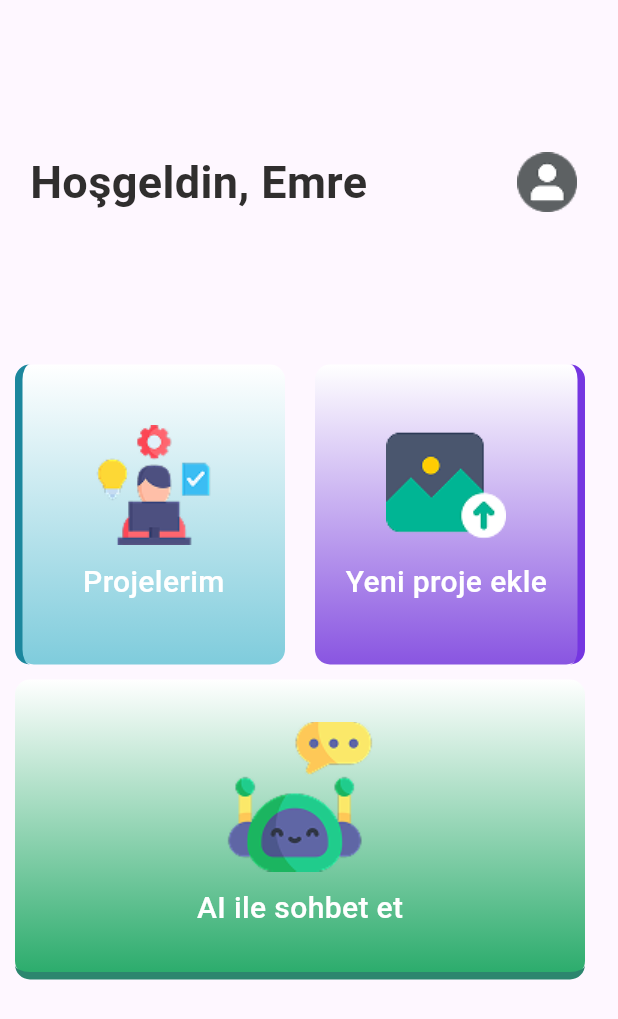
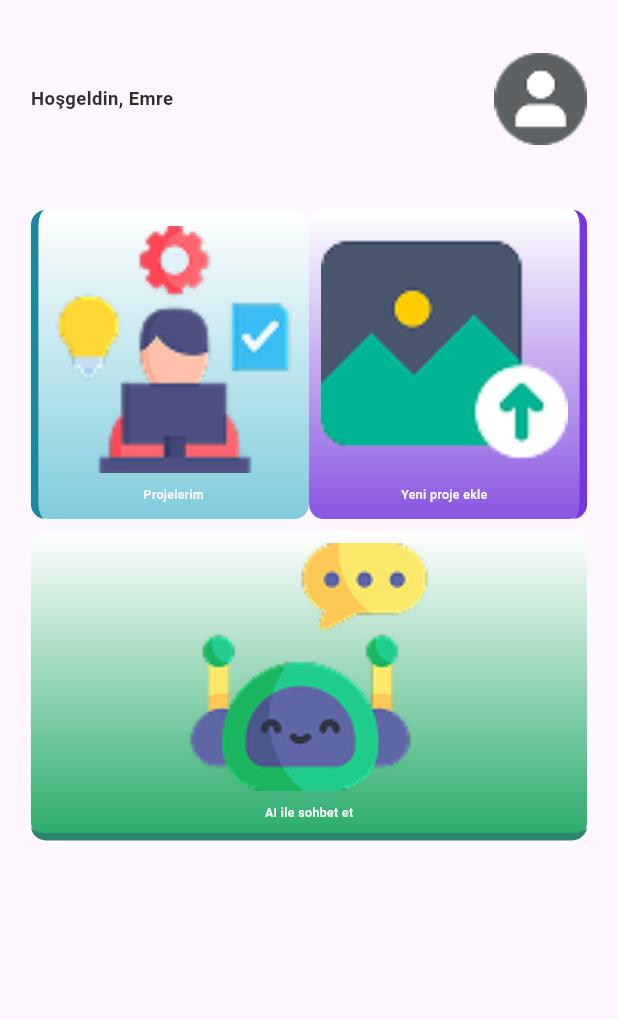
Before and after one commit to bbclubspace/circuit-recognition, a Flutter app: the HomePage screen opened directly, on a phone screen of 412 x 824 dp. Shown: the top 1019 px of the screen. Run offline on Flutter 3.47's test engine with Material 3 defaults, Android fonts, the phone set to English and light mode, and no system bars.

Commit message:
responsive degisiklikleri

```diff
--- a/lib/main.dart
+++ b/lib/main.dart
@@ -10,9 +10,15 @@ class MainApp extends StatelessWidget {
 
   @override
   Widget build(BuildContext context) {
-    return const MaterialApp(
+    return MaterialApp(
       debugShowCheckedModeBanner: false,
-      home: WelcomePage()
+      home: const WelcomePage(),
+      builder: (context, child) {
+        return MediaQuery(
+          data: MediaQuery.of(context).copyWith(textScaleFactor: 1.0),
+          child: child!,
+        );
+      },
     );
   }
 }
--- a/lib/pages/home-page.dart
+++ b/lib/pages/home-page.dart
@@ -1,4 +1,5 @@
 // ignore_for_file: prefer_const_literals_to_create_immutables
+import 'package:circuit_recognition/utils/responsive.dart';
 import 'package:circuit_recognition/widgets/content/content.dart';
 import 'package:circuit_recognition/widgets/welcomeTextAndUserIcon/userIcon.dart';
 import 'package:flutter/material.dart';
@@ -9,17 +10,22 @@ class HomePage extends StatelessWidget {
   @override
   Widget build(BuildContext context) {
     return Scaffold(
-      body: Column(
+      body: SafeArea(
+        child: Padding(
+          padding: Responsive.responsivePadding(context),
+          child: Column(
             mainAxisAlignment: MainAxisAlignment.start,
             crossAxisAlignment: CrossAxisAlignment.start,
             children: [
-          const SizedBox(height: 100),
+              SizedBox(height: Responsive.blockSizeVertical(context) * 2),
               //anasayfa texti ve kullanıcı iconu
-          WelcomeTextAndUserIcon(),
-          const SizedBox(height: 100),
+              const WelcomeTextAndUserIcon(),
+              SizedBox(height: Responsive.blockSizeVertical(context) * 5),
               // projelerim,yeniproje,chatbot
-          Content(),
+              const Expanded(child: Content()),
             ],
+          ),
+        ),
       ),
     );
   }
--- /dev/null
+++ b/lib/utils/responsive.dart
@@ -0,0 +1,29 @@
+import 'package:flutter/material.dart';
+
+class Responsive {
+  static double screenWidth(BuildContext context) =>
+      MediaQuery.of(context).size.width;
+  static double screenHeight(BuildContext context) =>
+      MediaQuery.of(context).size.height;
+  static double blockSizeHorizontal(BuildContext context) =>
+      screenWidth(context) / 100;
+  static double blockSizeVertical(BuildContext context) =>
+      screenHeight(context) / 100;
+
+  // Responsive text sizes
+  static double textSize(BuildContext context, double size) =>
+      blockSizeHorizontal(context) * size;
+
+  // Responsive padding
+  static EdgeInsets responsivePadding(BuildContext context) =>
+      EdgeInsets.symmetric(
+        horizontal: blockSizeHorizontal(context) * 5,
+        vertical: blockSizeVertical(context) * 2,
+      );
+
+  // Responsive container sizes
+  static double containerWidth(BuildContext context, double percentage) =>
+      screenWidth(context) * (percentage / 100);
+  static double containerHeight(BuildContext context, double percentage) =>
+      screenHeight(context) * (percentage / 100);
+}
--- a/lib/widgets/content/content-container.dart
+++ b/lib/widgets/content/content-container.dart
@@ -1,10 +1,11 @@
 import 'package:circuit_recognition/themes/themes.dart';
+import 'package:circuit_recognition/utils/responsive.dart';
 import 'package:flutter/material.dart';
 
 class ContentContainer extends StatelessWidget {
   final Color backgroundColor;
-  final double height;
-  final double width;
+  final double heightPercentage;
+  final double widthPercentage;
 
   final String image;
   final String contentText;
@@ -23,8 +24,8 @@ class ContentContainer extends StatelessWidget {
 
   const ContentContainer({
     required this.backgroundColor,
-    required this.height,
-    required this.width,
+    required this.heightPercentage,
+    required this.widthPercentage,
     super.key,
     this.strokeTopColor,
     this.strokeTopWidth,
@@ -33,14 +34,16 @@ class ContentContainer extends StatelessWidget {
     this.strokeLeftColor,
     this.strokeLeftWidth,
     this.strokeRightColor,
-    this.strokeRightWidth, required this.image, required this.contentText,
+    this.strokeRightWidth,
+    required this.image,
+    required this.contentText,
   });
 
   @override
   Widget build(BuildContext context) {
     return Container(
-      height: height,
-      width: width,
+      height: Responsive.containerHeight(context, heightPercentage),
+      width: Responsive.containerWidth(context, widthPercentage),
       decoration: BoxDecoration(
         color: AppColors.secondContainer,
         borderRadius: BorderRadius.circular(10),
@@ -52,15 +55,28 @@ class ContentContainer extends StatelessWidget {
             backgroundColor,
           ],
         ),
-        // Kenarlık özelliklerini dinamik olarak oluşturuyoruz
         border: _getBorder(),
       ),
       child: Column(
         mainAxisAlignment: MainAxisAlignment.center,
         children: [
-          Image.asset(image),
-          SizedBox(height: 10),
-          Center(child: Text(contentText,style: TextStyle(fontSize: 20,fontWeight: FontWeight.w500,color: Colors.white),))
+          Image.asset(
+            image,
+            width: Responsive.containerWidth(context, 40),
+            height: Responsive.containerHeight(context, 20),
+            fit: BoxFit.contain,
+          ),
+          SizedBox(height: Responsive.blockSizeVertical(context) * 1),
+          Center(
+            child: Text(
+              contentText,
+              style: TextStyle(
+                fontSize: Responsive.textSize(context, 2),
+                fontWeight: FontWeight.w500,
+                color: Colors.white,
+              ),
+            ),
+          ),
         ],
       ),
     );
--- a/lib/widgets/content/content.dart
+++ b/lib/widgets/content/content.dart
@@ -1,6 +1,7 @@
 // ignore_for_file: prefer_const_literals_to_create_immutables
 
 import 'package:circuit_recognition/themes/themes.dart';
+import 'package:circuit_recognition/utils/responsive.dart';
 import 'package:circuit_recognition/widgets/content/content-container.dart';
 import 'package:flutter/material.dart';
 
@@ -11,48 +12,49 @@ class Content extends StatelessWidget {
 
   @override
   Widget build(BuildContext context) {
+    return LayoutBuilder(
+      builder: (context, constraints) {
         return Column(
           children: [
             Row(
-          mainAxisAlignment: MainAxisAlignment.start,
+              mainAxisAlignment: MainAxisAlignment.spaceEvenly,
               children: [
-            const SizedBox(width: 10),
                 //first container
                 ContentContainer(
-              height: 200,
-              width: 180,
+                  heightPercentage: 25,
+                  widthPercentage: 45,
                   backgroundColor: AppColors.firstContainer,
                   strokeLeftColor: AppColors.firstStrokeColor,
-              strokeLeftWidth: 5, image: 'assets/project.png', contentText: 'Projelerim',
+                  strokeLeftWidth: 5,
+                  image: 'assets/project.png',
+                  contentText: 'Projelerim',
                 ),
-            const SizedBox(width: 20),
                 //second container
                 ContentContainer(
-              height: 200,
-              width: 180,
+                  heightPercentage: 25,
+                  widthPercentage: 45,
                   backgroundColor: AppColors.secondContainer,
                   strokeRightColor: AppColors.secondStrokeColor,
-              strokeRightWidth: 5, image: 'assets/photo.png', contentText: 'Yeni proje ekle',
+                  strokeRightWidth: 5,
+                  image: 'assets/photo.png',
+                  contentText: 'Yeni proje ekle',
                 ),
               ],
             ),
-        const SizedBox(height: 10),
-        Row(
-          children: [
+            SizedBox(height: Responsive.blockSizeVertical(context) * 1),
             //third container
-            SizedBox(
-              width: 10,
-            ),
             ContentContainer(
-              height: 200,
-              width: 380,
+              heightPercentage: 25,
+              widthPercentage: 95,
               backgroundColor: AppColors.thirdContainer,
               strokeBottomColor: AppColors.thirdStrokeColor,
-              strokeBottomWidth: 5, image: 'assets/chatbot.png', contentText: 'AI ile sohbet et',
+              strokeBottomWidth: 5,
+              image: 'assets/chatbot.png',
+              contentText: 'AI ile sohbet et',
             ),
           ],
-        )
-      ],
+        );
+      },
     );
   }
 }
--- a/lib/widgets/welcomeTextAndUserIcon/userIcon.dart
+++ b/lib/widgets/welcomeTextAndUserIcon/userIcon.dart
@@ -1,3 +1,4 @@
+import 'package:circuit_recognition/utils/responsive.dart';
 import 'package:circuit_recognition/widgets/welcomeTextAndUserIcon/welcomeText.dart';
 import 'package:flutter/material.dart';
 
@@ -9,13 +10,16 @@ class WelcomeTextAndUserIcon extends StatelessWidget {
   @override
   Widget build(BuildContext context) {
     return Row(
-      mainAxisAlignment: MainAxisAlignment.start,
+      mainAxisAlignment: MainAxisAlignment.spaceBetween,
       children: [
-        SizedBox(width: 20),
         //Hoşgeldin, Emre
-        WelcomeText(),
-        SizedBox(width: 100),
-        Image.asset("assets/profile-image.png"),
+        const WelcomeText(),
+        Image.asset(
+          "assets/profile-image.png",
+          width: Responsive.containerWidth(context, 15),
+          height: Responsive.containerHeight(context, 8),
+          fit: BoxFit.contain,
+        ),
       ],
     );
   }
--- a/lib/widgets/welcomeTextAndUserIcon/welcomeText.dart
+++ b/lib/widgets/welcomeTextAndUserIcon/welcomeText.dart
@@ -1,4 +1,5 @@
 import 'package:circuit_recognition/themes/themes.dart';
+import 'package:circuit_recognition/utils/responsive.dart';
 import 'package:flutter/material.dart';
 
 class WelcomeText extends StatelessWidget {
@@ -11,9 +12,10 @@ class WelcomeText extends StatelessWidget {
     return Text(
       "Hoşgeldin, Emre",
       style: TextStyle(
-          color: AppColors.textColor,
-          fontSize: 30,
-          fontWeight: FontWeight.bold),
+        color: AppColors.textColor,
+        fontSize: Responsive.textSize(context, 3),
+        fontWeight: FontWeight.bold,
+      ),
     );
   }
 }
```
Lines whose indentation alone changed are shown as unchanged.
